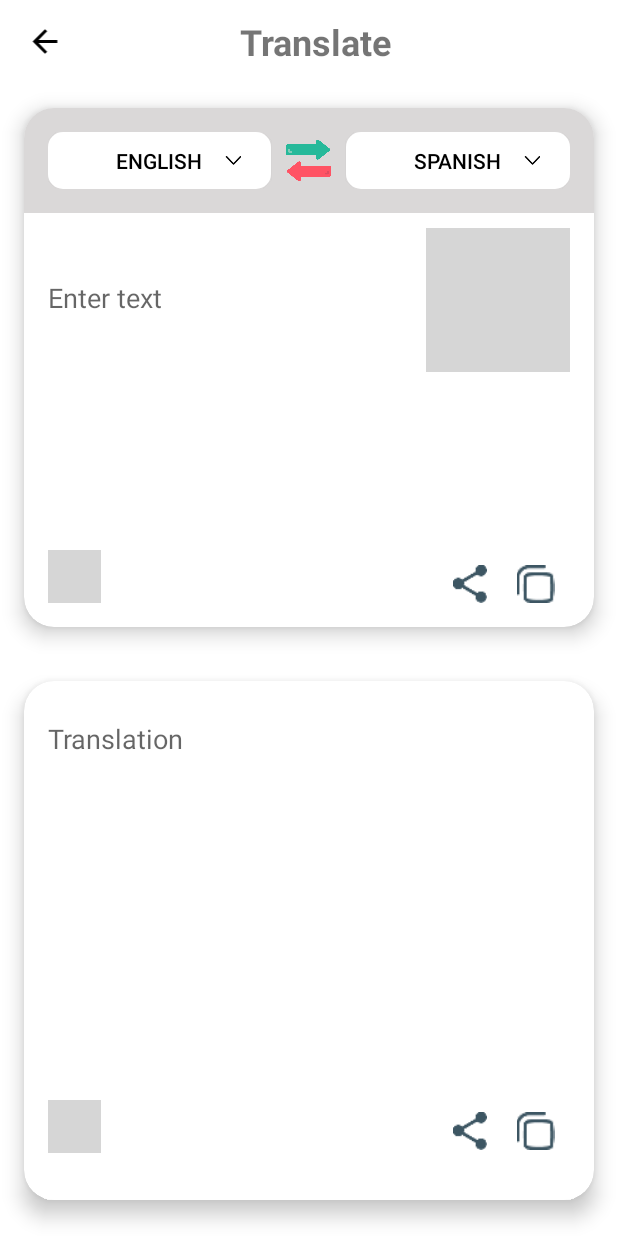
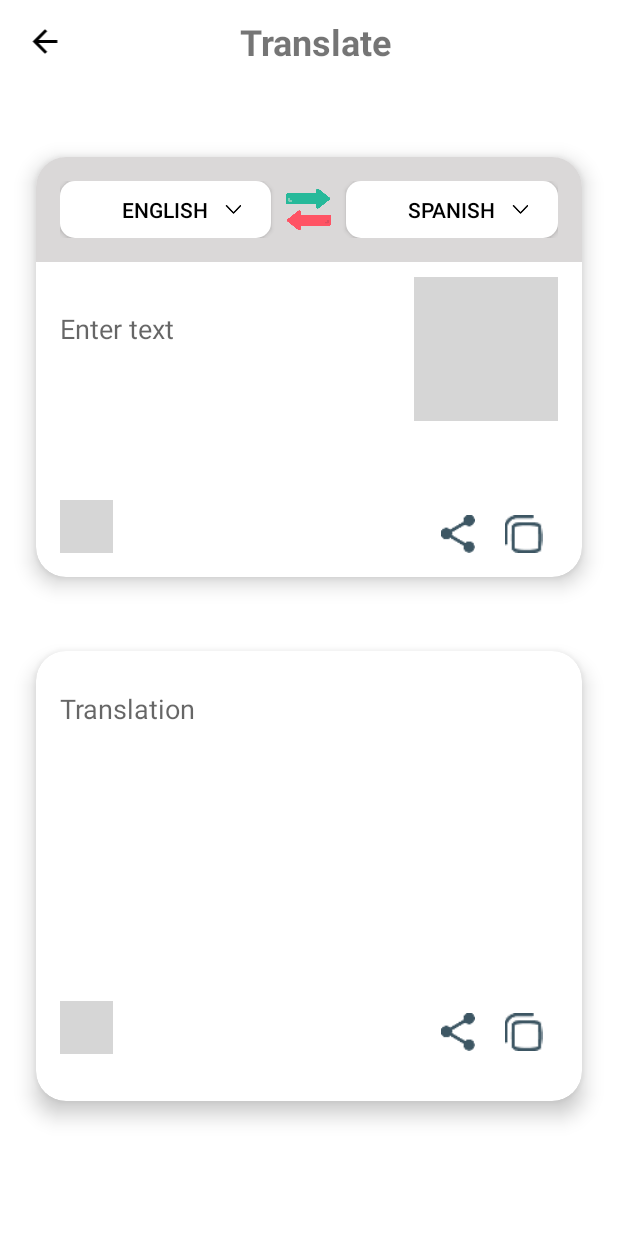
Before and after one commit to A5Solution/Image-To-Text, an Android app: the TranslationsActivity screen opened directly, with no data from a screen before it, on a phone screen of 412 x 824 dp. Run offline under Robolectric (Android 15) with nearby library versions, the phone set to English and light mode, and no system bars; our stand-ins replace AdMob; libraries missing offline, so code that uses them is left out: com.android.billingclient, com.google.mlkit.common, com.google.mlkit.nl; pictures from the network do not load; 3 statements that could not run were skipped; grey boxes are pictures that could not be loaded.

Commit message:
tabish 2/03/2024 alldone,versionCode=4,versionName=2.2.0

```diff
--- a/app/src/main/AndroidManifest.xml
+++ b/app/src/main/AndroidManifest.xml
@@ -82,6 +82,7 @@
         </activity>
         <activity
             android:name=".ui.TranslationsActivity"
+            android:windowSoftInputMode="adjustResize"
             android:exported="false" />
         <activity
             android:name=".ui.MainActivity"
--- a/app/src/main/java/com/example/image_to_text/ui/MainActivity.kt
+++ b/app/src/main/java/com/example/image_to_text/ui/MainActivity.kt
@@ -186,7 +186,7 @@ class MainActivity : AppCompatActivity() {
                     startActivity(intent)
                     true
                 }
-                R.id.menu_app_language -> {
+               /* R.id.menu_app_language -> {
                     // Handle click on the item
                     // For example, you can perform some action here
                     val builder = AlertDialog.Builder(this)
@@ -198,7 +198,7 @@ class MainActivity : AppCompatActivity() {
                     val dialog = builder.create()
                     dialog.show()
                     true
-                }
+                }*/
                 R.id.menu_share_app -> {
                     // Handle click on the item
                     // For example, you can perform some action here
--- a/app/src/main/java/com/example/image_to_text/ui/TranslationsActivity.kt
+++ b/app/src/main/java/com/example/image_to_text/ui/TranslationsActivity.kt
@@ -105,7 +105,7 @@ class TranslationsActivity : AppCompatActivity() {
         destinationLanguageTv = findViewById(R.id.destinationLanguageTv)
         sourceLanguageChooseBtn = findViewById(R.id.sourceLanguageChooseBtn)
         destinationLanguageChooseBtn = findViewById(R.id.destinationLanguageChooseBtn)
-        translateBtn = findViewById(R.id.translateBtn)
+//        translateBtn = findViewById(R.id.translateBtn)
         recognizedTextView = findViewById(R.id.recognizedTextView)
         recognizedTextView.movementMethod = ScrollingMovementMethod() // Enable scrolling
 
@@ -419,7 +419,7 @@ class TranslationsActivity : AppCompatActivity() {
 
     private fun startTranslations(sourceLanguageText: String) {
         progressDialog.setMessage("Translating...")
-        progressDialog.show()
+        //progressDialog.show()
 
         val translatorOptions = TranslatorOptions.Builder()
             .setSourceLanguage(sourceLanguageCode)
@@ -437,13 +437,13 @@ class TranslationsActivity : AppCompatActivity() {
                     .await()
                 val translatedText = translator.translate(sourceLanguageText).await()
                 withContext(Dispatchers.Main) {
-                    progressDialog.dismiss()
+                    //progressDialog.dismiss()
 
                     destinationLanguageTv.text = translatedText
                 }
             } catch (e: Exception) {
                 withContext(Dispatchers.Main) {
-                    progressDialog.dismiss()
+                    //progressDialog.dismiss()
                     Toast.makeText(
                         this@TranslationsActivity,
                         "Failed! ${e.message}",
@@ -481,6 +481,7 @@ class TranslationsActivity : AppCompatActivity() {
             destinationLanguageCode = languageArrayList[position].languageCode
             destinationLanguageTitle = languageArrayList[position].languageTitle
             destinationLanguageChooseBtn.text = destinationLanguageTitle
+            validateData()
             false
         }
     }
--- a/app/src/main/res/layout/activity_translations.xml
+++ b/app/src/main/res/layout/activity_translations.xml
@@ -4,6 +4,7 @@
     xmlns:tools="http://schemas.android.com/tools"
     android:layout_width="match_parent"
     android:layout_height="match_parent"
+    android:windowSoftInputMode="adjustResize"
     tools:context=".ui.TranslationsActivity">
 
     <LinearLayout
@@ -37,25 +38,34 @@
             android:textStyle="bold" />
         <!-- History Icon -->
     </LinearLayout>
-
-    <LinearLayout
+    <ScrollView
         android:layout_width="match_parent"
-        android:layout_height="match_parent"
-        android:layout_marginTop="52dp"
-        android:orientation="vertical"
-        android:gravity="center"
-        app:layout_constraintTop_toBottomOf="@+id/layout">
+        android:layout_height="0dp"
+        android:fillViewport="true"
+        app:layout_constraintBottom_toBottomOf="parent"
+        app:layout_constraintEnd_toEndOf="parent"
+        app:layout_constraintTop_toBottomOf="@+id/layout"
+        app:layout_constraintStart_toStartOf="parent">
+        <androidx.constraintlayout.widget.ConstraintLayout
+            android:layout_width="match_parent"
+            android:layout_height="wrap_content"
+            android:orientation="vertical">
 
             <androidx.cardview.widget.CardView
+                android:id="@+id/cardView4"
                 android:layout_width="match_parent"
-            android:layout_height="0dp"
-            android:layout_marginStart="16dp"
-            android:layout_marginTop="20dp"
-            android:layout_marginEnd="16dp"
+                android:layout_height="280dp"
+                android:layout_marginStart="24dp"
+                android:layout_marginTop="16dp"
+                android:layout_marginEnd="24dp"
                 android:layout_marginBottom="16dp"
                 android:layout_weight="1"
                 app:cardCornerRadius="20dp"
-            app:cardElevation="8dp"> <!-- Adjust elevation as needed -->
+                app:cardElevation="8dp"
+                app:layout_constraintBottom_toTopOf="@+id/cardView3"
+                app:layout_constraintEnd_toEndOf="parent"
+                app:layout_constraintStart_toStartOf="parent"
+                app:layout_constraintTop_toTopOf="parent"> <!-- Adjust elevation as needed -->
 
                 <androidx.constraintlayout.widget.ConstraintLayout
                     android:layout_width="match_parent"
@@ -155,7 +165,7 @@
                         android:id="@+id/scrollView2"
                         android:layout_width="match_parent"
                         android:layout_height="0dp"
-                    android:layout_marginTop="28dp"
+                        android:layout_marginTop="16dp"
                         app:layout_constraintTop_toBottomOf="@+id/linearLayout9"
                         app:layout_constraintVertical_weight="1">
 
@@ -234,15 +244,18 @@
             </androidx.cardview.widget.CardView>
 
             <androidx.cardview.widget.CardView
+                android:id="@+id/cardView3"
                 android:layout_width="match_parent"
-            android:layout_height="0dp"
-            android:layout_marginStart="16dp"
-            android:layout_marginTop="20dp"
-            android:layout_marginEnd="16dp"
-            android:layout_marginBottom="16dp"
-            android:layout_weight="1"
+                android:layout_height="300dp"
+                android:layout_marginStart="24dp"
+                android:layout_marginEnd="24dp"
+                android:layout_weight="0"
                 app:cardCornerRadius="20dp"
-            app:cardElevation="8dp"> <!-- Adjust elevation as needed -->
+                app:cardElevation="8dp"
+                app:layout_constraintBottom_toTopOf="@+id/cardView2"
+                app:layout_constraintEnd_toEndOf="parent"
+                app:layout_constraintStart_toStartOf="parent"
+                app:layout_constraintTop_toBottomOf="@+id/cardView4"> <!-- Adjust elevation as needed -->
 
                 <LinearLayout
                     android:id="@+id/trLayout"
@@ -252,15 +265,19 @@
                     android:padding="16dp">
                     <!-- First child LinearLayout -->
 
-
+                    <ScrollView
+                        android:layout_width="match_parent"
+                        android:layout_height="0dp"
+                        android:layout_marginTop="10dp"
+                        android:layout_weight="1">
                         <TextView
                             android:id="@+id/destinationLanguageTv"
                             android:layout_width="match_parent"
-                    android:layout_height="0dp"
-                    android:layout_marginTop="10dp"
-                    android:layout_weight="1"
+                            android:layout_height="match_parent"
                             android:hint="Translation"
                             android:textSize="18sp" />
+                    </ScrollView>
+
 
                     <!-- Add share and copy images -->
                     <LinearLayout
@@ -268,12 +285,13 @@
                         android:layout_height="wrap_content"
                         android:gravity="end"
                         android:orientation="horizontal">
+
                         <LinearLayout
                             android:layout_width="0dp"
                             android:layout_height="wrap_content"
-                        android:layout_weight="1"
                             android:layout_marginStart="0dp"
                             android:layout_marginBottom="15dp"
+                            android:layout_weight="1"
                             android:gravity="center|start">
 
                             <ImageView
@@ -282,9 +300,11 @@
                                 android:layout_height="35dp"
                                 android:src="@drawable/ic_speaker" />
                         </LinearLayout>
+
                         <LinearLayout
                             android:layout_width="wrap_content"
                             android:layout_height="wrap_content">
+
                             <ImageView
                                 android:id="@+id/share1"
                                 android:layout_width="25dp"
@@ -305,11 +325,18 @@
             </androidx.cardview.widget.CardView>
 
             <androidx.cardview.widget.CardView
+                android:id="@+id/cardView2"
                 android:layout_width="wrap_content"
                 android:layout_height="wrap_content"
+                android:layout_marginTop="8dp"
+                android:layout_marginBottom="16dp"
                 app:cardCornerRadius="20dp"
-            android:layout_marginBottom="8dp"
-            app:cardElevation="8dp">
+                app:cardElevation="8dp"
+                app:layout_constraintBottom_toBottomOf="parent"
+                app:layout_constraintEnd_toEndOf="parent"
+                app:layout_constraintStart_toStartOf="parent"
+                app:layout_constraintTop_toBottomOf="@+id/cardView3">
+
                 <com.google.android.gms.ads.AdView
                     android:id="@+id/adView"
                     android:layout_width="match_parent"
@@ -319,19 +346,9 @@
             </androidx.cardview.widget.CardView>
 
 
+        </androidx.constraintlayout.widget.ConstraintLayout>
+    </ScrollView>
 
-    </LinearLayout>
 
-    <com.google.android.material.button.MaterialButton
-        android:id="@+id/translateBtn"
-        android:layout_width="200dp"
-        android:layout_height="wrap_content"
-        android:layout_alignParentEnd="true"
-        android:layout_alignParentBottom="true"
-        android:text="Translate"
-        android:visibility="gone"
-        app:cornerRadius="20dp"
-        app:icon="@drawable/translate"
-        tools:layout_editor_absoluteX="211dp"
-        tools:layout_editor_absoluteY="52dp" />
+
 </androidx.constraintlayout.widget.ConstraintLayout>
--- a/app/src/main/res/menu/drawer_menu.xml
+++ b/app/src/main/res/menu/drawer_menu.xml
@@ -11,11 +11,11 @@
         android:title="Translate Text To Text"
         android:icon="@drawable/texttotext"
         app:iconTint="@color/white"/>
-    <item
+  <!--  <item
         android:id="@+id/menu_app_language"
         android:title="App Language"
         android:icon="@drawable/ic_language"
-        app:iconTint="@color/white"/>
+        app:iconTint="@color/white"/>-->
 
     <item
         android:id="@+id/menu_share_app"
--- a/app/src/main/res/values/strings.xml
+++ b/app/src/main/res/values/strings.xml
@@ -2,14 +2,12 @@
     <string name="app_name">Image-To-Text</string>
     <string name="navigation_drawer_open">Open Drawer</string>
     <string name="navigation_drawer_close">Close Drawer</string>
-    <!--
     <string name="banner_ad_unit_id">ca-app-pub-7055337155394452/4579603713</string>
+<!--
+    <string name="banner_ad_unit_id">ca-app-pub-3940256099942544/6300978111</string>
 -->
-    <string name="banner_ad_unit_id">ca-app-pub-3940256099942544/6300978111</string>
-    <!--
     <string name="inter_ad_unit_id">ca-app-pub-7055337155394452/3471919069</string>
--->
-    <string name="inter_ad_unit_id">ca-app-pub-3940256099942544/1033173712</string>
+    <!--<string name="inter_ad_unit_id">ca-app-pub-3940256099942544/1033173712</string>-->
     <string name="subscription">When subscribe to premium content, your subscription will renew automatically. You\'ll be charged at the start of every billing cycle until you cancel subscription. You can cancel your subscription from Google Play Store.</string>
     <string name="camera_fab">take a photo</string>
     <string name="select_image_for_text_recognition">receipt with shopping items and prices</string>
```
Lines whose indentation alone changed are shown as unchanged.
